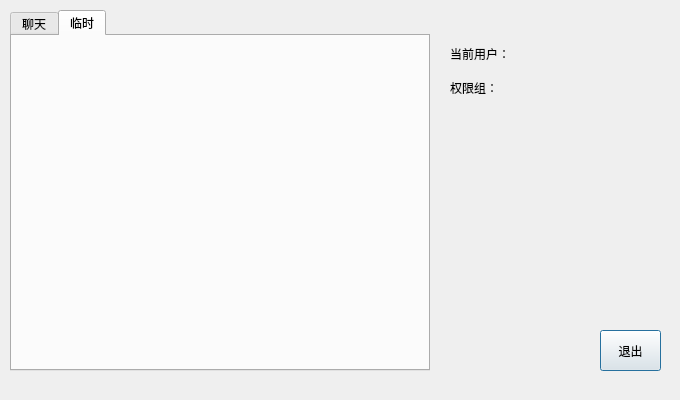
The window that Client/main.ui (MonianHello/Game) describes before a commit, drawn with Qt 5.
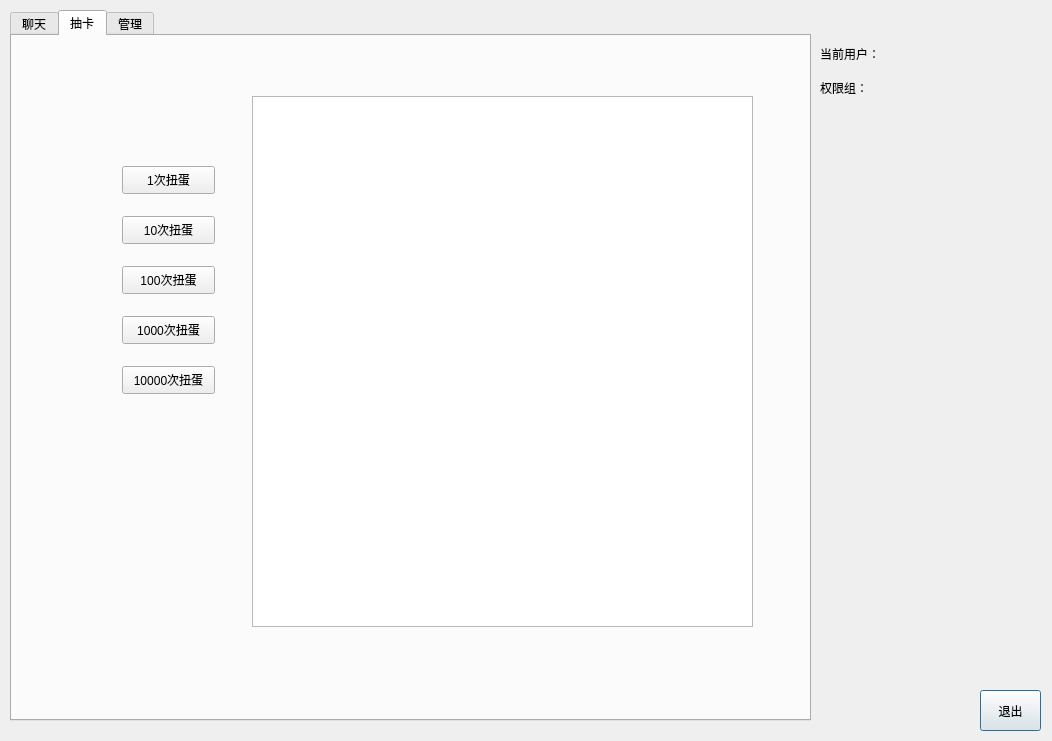
The same window after the commit. The open tabs and pages were chosen to show the change.

Commit message: 抽卡demo

Patch:
```diff
--- a/Client/main.ui
+++ b/Client/main.ui
@@ -6,8 +6,8 @@
    <rect>
     <x>0</x>
     <y>0</y>
-    <width>680</width>
-    <height>400</height>
+    <width>1052</width>
+    <height>741</height>
    </rect>
   </property>
   <property name="font">
@@ -24,8 +24,8 @@
   <widget class="QPushButton" name="ExitButton">
    <property name="geometry">
     <rect>
-     <x>600</x>
-     <y>330</y>
+     <x>980</x>
+     <y>690</y>
      <width>61</width>
      <height>41</height>
     </rect>
@@ -39,8 +39,8 @@
     <rect>
      <x>10</x>
      <y>10</y>
-     <width>420</width>
-     <height>361</height>
+     <width>801</width>
+     <height>711</height>
     </rect>
    </property>
    <property name="currentIndex">
@@ -169,14 +169,110 @@
    </widget>
    <widget class="QWidget" name="temp">
     <attribute name="title">
-     <string>临时</string>
+     <string>抽卡</string>
     </attribute>
+    <widget class="QTextBrowser" name="gachaReturnTextBrowser">
+     <property name="geometry">
+      <rect>
+       <x>240</x>
+       <y>60</y>
+       <width>501</width>
+       <height>531</height>
+      </rect>
+     </property>
+     <property name="textInteractionFlags">
+      <set>Qt::NoTextInteraction</set>
+     </property>
+    </widget>
+    <widget class="QPushButton" name="gacha1Button">
+     <property name="geometry">
+      <rect>
+       <x>110</x>
+       <y>130</y>
+       <width>93</width>
+       <height>28</height>
+      </rect>
+     </property>
+     <property name="text">
+      <string>1次扭蛋</string>
+     </property>
+    </widget>
+    <widget class="QPushButton" name="gacha10Button">
+     <property name="geometry">
+      <rect>
+       <x>110</x>
+       <y>180</y>
+       <width>93</width>
+       <height>28</height>
+      </rect>
+     </property>
+     <property name="text">
+      <string>10次扭蛋</string>
+     </property>
+    </widget>
+    <widget class="QPushButton" name="gacha100Button">
+     <property name="geometry">
+      <rect>
+       <x>110</x>
+       <y>230</y>
+       <width>93</width>
+       <height>28</height>
+      </rect>
+     </property>
+     <property name="text">
+      <string>100次扭蛋</string>
+     </property>
+    </widget>
+    <widget class="QPushButton" name="gacha1000Button">
+     <property name="geometry">
+      <rect>
+       <x>110</x>
+       <y>280</y>
+       <width>93</width>
+       <height>28</height>
+      </rect>
+     </property>
+     <property name="text">
+      <string>1000次扭蛋</string>
+     </property>
+    </widget>
+    <widget class="QPushButton" name="gacha10000Button">
+     <property name="geometry">
+      <rect>
+       <x>110</x>
+       <y>330</y>
+       <width>93</width>
+       <height>28</height>
+      </rect>
+     </property>
+     <property name="text">
+      <string>10000次扭蛋</string>
+     </property>
+    </widget>
+   </widget>
+   <widget class="QWidget" name="administration">
+    <attribute name="title">
+     <string>管理</string>
+    </attribute>
+    <widget class="QLabel" name="label_4">
+     <property name="geometry">
+      <rect>
+       <x>40</x>
+       <y>40</y>
+       <width>131</width>
+       <height>31</height>
+      </rect>
+     </property>
+     <property name="text">
+      <string>正在制作中...</string>
+     </property>
+    </widget>
    </widget>
   </widget>
   <widget class="QWidget" name="layoutWidget">
    <property name="geometry">
     <rect>
-     <x>450</x>
+     <x>820</x>
      <y>40</y>
      <width>211</width>
      <height>61</height>
```
Left out of the diff: 38 changed lines with no effect on the pictures. The commit also changes 4 other files.
